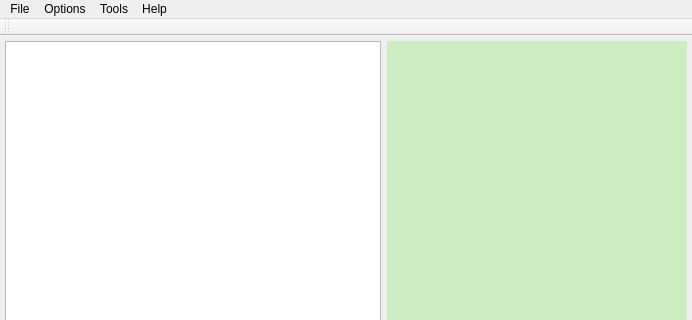
Old version of the form mainwindow.ui in the repository cuby-tec/mitoPrinter; both pictures show x 0 to 692 and y 0 to 320 of the 692 by 589 pixel window.
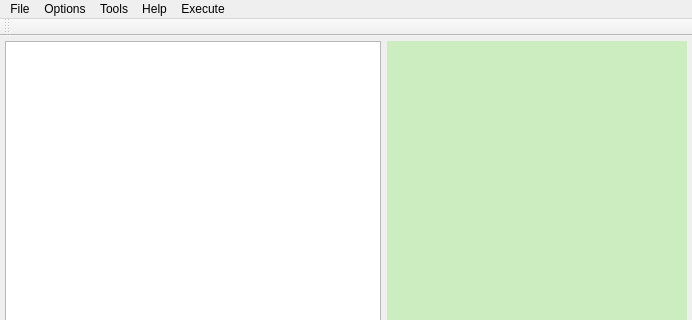
New version of the form. Icons and pictures are not drawn. Custom widgets are drawn as their Qt base class.

Commit message: #10 Command ExecuteProgramm added.

What changed in the file:
```diff
--- a/mainwindow.ui
+++ b/mainwindow.ui
@@ -109,10 +109,18 @@
      <string>Help</string>
     </property>
    </widget>
+   <widget class="QMenu" name="menuExecute">
+    <property name="title">
+     <string>Execute</string>
+    </property>
+    <addaction name="actionOpen_GCode"/>
+    <addaction name="actionRun"/>
+   </widget>
    <addaction name="menuFile"/>
    <addaction name="menuOptions"/>
    <addaction name="menuTools"/>
    <addaction name="menuHelp"/>
+   <addaction name="menuExecute"/>
   </widget>
   <widget class="QToolBar" name="mainToolBar">
    <attribute name="toolBarArea">
```
Left out of the diff: 18 changed lines with no effect on the pictures. The commit also changes 17 other files.
